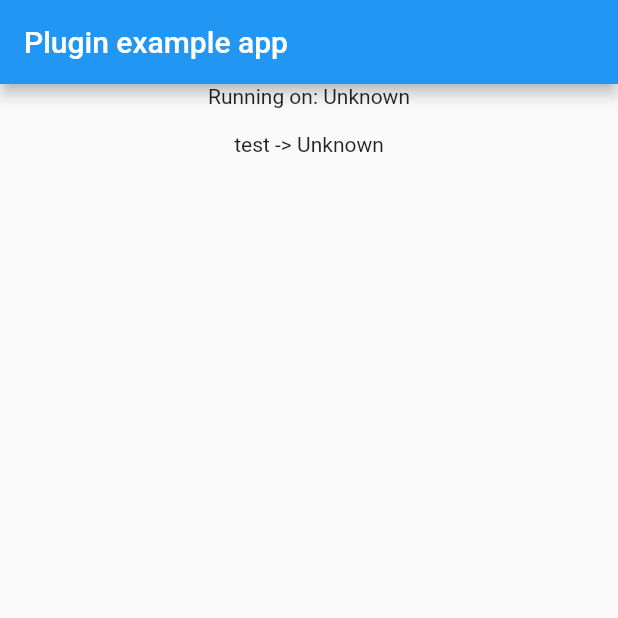
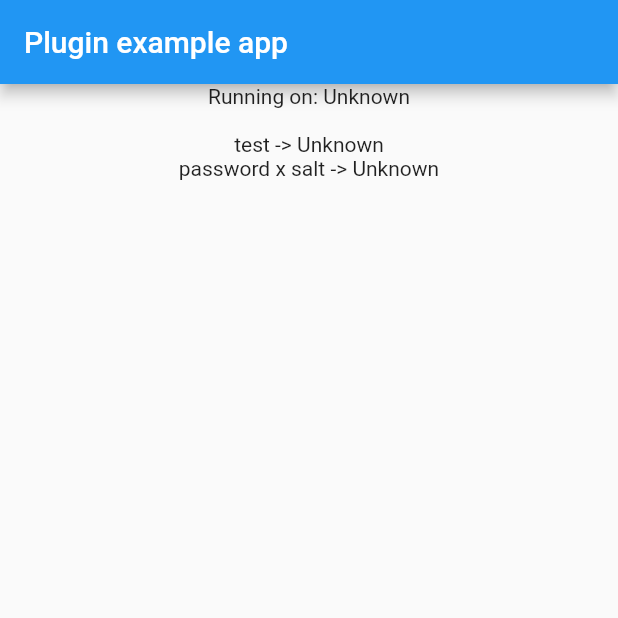
Before and after one commit to yshrsmz/OpenSSL_Flutter, a Flutter app: the screen it shows after launch, on a phone screen of 412 x 824 dp, the top half of it. Run offline on Flutter 3.47's test engine with Material 2 defaults, Android fonts, the phone set to English and light mode, and no system bars; our stand-ins replace hex.

Commit message:
add PBKDF2 implementation for ios

```diff
--- a/example/lib/main.dart
+++ b/example/lib/main.dart
@@ -17,6 +17,9 @@ class _MyAppState extends State<MyApp> {
   String _platformVersion = 'Unknown';
   String _digest = 'Unknown';
   String _message = "test";
+  String _password = "password";
+  String _salt = "salt";
+  String _derived = "Unknown";
 
   @override
   void initState() {
@@ -28,6 +31,7 @@ class _MyAppState extends State<MyApp> {
   Future<void> initPlatformState() async {
     String platformVersion;
     String digest;
+    String derived;
     // Platform messages may fail, so we use a try/catch PlatformException.
     try {
       platformVersion = await OpenSSLFlutterMethodChannel.platformVersion;
@@ -42,6 +46,13 @@ class _MyAppState extends State<MyApp> {
       digest = "Failed to get digest for $_message";
     }
 
+    try {
+      final pbkdf2 = PBKDF2(DigestType.SHA512, 2048, 64);
+      derived = HEX.encode(await pbkdf2.process(_password, _salt));
+    } on PlatformException {
+      _derived = "Failed to get deriviation";
+    }
+
     // If the widget was removed from the tree while the asynchronous platform
     // message was in flight, we want to discard the reply rather than calling
     // setState to update our non-existent appearance.
@@ -50,6 +61,7 @@ class _MyAppState extends State<MyApp> {
     setState(() {
       _platformVersion = platformVersion;
       _digest = digest;
+      _derived = derived;
     });
   }
 
@@ -63,9 +75,13 @@ class _MyAppState extends State<MyApp> {
         body: new Center(
             child: Column(
           children: <Widget>[
-            new Text('Running on: $_platformVersion\n'),
-            new Text(
+            Text('Running on: $_platformVersion\n'),
+            Text(
               '$_message -> $_digest',
+              softWrap: true,
+            ),
+            Text(
+              '$_password x $_salt -> $_derived',
               softWrap: true,
             ),
           ],
--- a/lib/openssl_flutter.dart
+++ b/lib/openssl_flutter.dart
@@ -1,3 +1,4 @@
 library openssl_flutter;
 
 export 'package:openssl_flutter/src/message_digest.dart';
+export 'package:openssl_flutter/src/pbkdf2.dart';
--- a/lib/src/method_channel.dart
+++ b/lib/src/method_channel.dart
@@ -16,8 +16,19 @@ class OpenSSLFlutterMethodChannel {
   static Future<Uint8List> getDigest(String digestType, String message) async {
     final args = <String, dynamic>{
       'type': digestType,
-      'message': message
+      'message': message,
     };
     return await _channel.invokeMethod("getDigest", args);
   }
+
+  static Future<Uint8List> getPBKDF2withHMAC(String password, String salt, String digestType, int iteration, int keyLength) async {
+    final args = <String, dynamic>{
+      'password': password,
+      'salt': salt,
+      'digestType': digestType,
+      'iteration': iteration,
+      'keyLength': keyLength,
+    };
+    return await _channel.invokeMethod("getPBKDF2withHMAC", args);
+  }
 }
--- /dev/null
+++ b/lib/src/pbkdf2.dart
@@ -0,0 +1,18 @@
+import 'dart:typed_data';
+import 'dart:async';
+import 'package:openssl_flutter/src/message_digest.dart';
+import 'package:openssl_flutter/src/method_channel.dart';
+import 'package:openssl_flutter/src/util.dart';
+
+class PBKDF2 {
+  final DigestType digestType;
+  final int iteration;
+  final int keyLength;
+
+  PBKDF2(this.digestType, this.iteration, this.keyLength);
+
+  Future<Uint8List> process(String password, String salt) {
+    final type = enumEntryName(digestType);
+    return OpenSSLFlutterMethodChannel.getPBKDF2withHMAC(password, salt, type, iteration, keyLength);
+  }
+}
--- /dev/null
+++ b/lib/src/util.dart
@@ -0,0 +1,5 @@
+/// Returns enum entry name. [o] must be an enum entry.
+String enumEntryName(Object o) {
+  final value = o.toString();
+  return value.substring(value.indexOf('.') + 1);
+}
```
Also changed, not shown: lib/src/message_digest.dart (+2 -9 lines), 1 other file.
